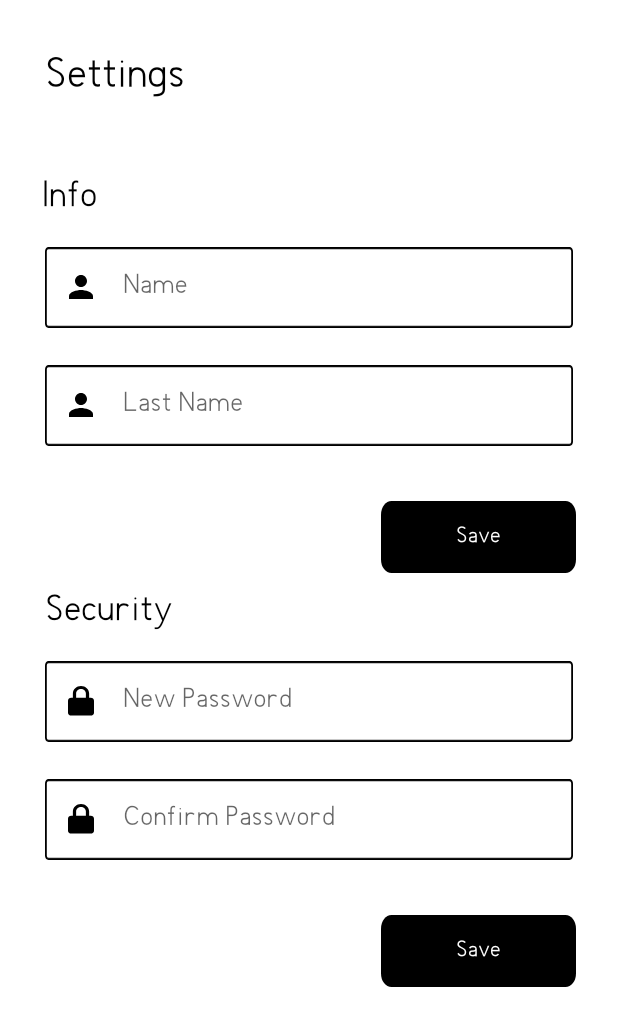
After one commit to iTarley/TBC_Course_Exam, an Android app: the SettingsFragment screen opened through its navigation route, on a phone screen of 412 x 824 dp. The commit adds this screen. Shown: the top 1026 px of the screen. Run offline under Robolectric (Android 15) with nearby library versions, the phone set to English and light mode, and no system bars; our stand-ins replace navigation-ui; 1 statement that could not run was skipped.

Commit message:
settings page + fixes

```diff
--- a/app/src/main/java/com/example/nlapp/ui/profile/ProfileFragment.kt
+++ b/app/src/main/java/com/example/nlapp/ui/profile/ProfileFragment.kt
@@ -43,6 +43,8 @@ class ProfileFragment : BaseFragment<ProfileFragmentBinding>(ProfileFragmentBind
     }
 
     override fun start() {
+        val activity = requireActivity() as? MainActivity
+        activity?.showNavBar()
         setUpUserInfo()
         setUpRecycler()
         listeners()
@@ -65,6 +67,10 @@ class ProfileFragment : BaseFragment<ProfileFragmentBinding>(ProfileFragmentBind
     private fun listeners() {
         binding.logOut.setOnClickListener {
             logOut()
+        }
+
+        binding.settings.setOnClickListener {
+            findNavController().navigate(ProfileFragmentDirections.actionProfileFragmentToSettingsFragment())
         }
         profileAdapter.clickCryptoItem = {
 
--- /dev/null
+++ b/app/src/main/java/com/example/nlapp/ui/settings/SettingsFragment.kt
@@ -0,0 +1,19 @@
+package com.example.nlapp.ui.settings
+
+import androidx.lifecycle.ViewModelProvider
+import android.os.Bundle
+import androidx.fragment.app.Fragment
+import android.view.LayoutInflater
+import android.view.View
+import android.view.ViewGroup
+import com.example.nlapp.R
+import com.example.nlapp.databinding.FragmentSettingsBinding
+import com.example.nlapp.ui.base.BaseFragment
+
+class SettingsFragment : BaseFragment<FragmentSettingsBinding>(FragmentSettingsBinding::inflate) {
+
+
+    override fun start() {
+
+    }
+}
--- a/app/src/main/res/layout/exchange_fragment.xml
+++ b/app/src/main/res/layout/exchange_fragment.xml
@@ -50,7 +50,7 @@
         android:layout_marginStart="30dp"
         android:layout_marginTop="35dp"
         android:fontFamily="@font/bpg_nino_mtavruli_normal"
-        android:text="Amount"
+        android:text="@string/amount"
         android:textColor="@color/black"
         android:textSize="26sp"
         app:layout_constraintStart_toStartOf="parent"
@@ -62,7 +62,7 @@
         android:layout_height="wrap_content"
         android:layout_marginStart="30dp"
         android:fontFamily="@font/bpg_nino_mtavruli_normal"
-        android:text="Result"
+        android:text="@string/result"
         android:textColor="@color/black"
         android:textSize="26sp"
         app:layout_constraintStart_toStartOf="parent"
--- a/app/src/main/res/layout/fragment_register.xml
+++ b/app/src/main/res/layout/fragment_register.xml
@@ -63,7 +63,7 @@
             android:layout_marginStart="30dp"
             android:layout_marginEnd="15dp"
             android:layout_weight="1"
-            android:hint="Name"
+            android:hint="@string/name"
             app:boxStrokeWidth="0dp"
             app:boxStrokeWidthFocused="0dp"
             app:endIconMode="clear_text"
@@ -82,7 +82,7 @@
                 android:layout_weight="1"
                 android:background="@drawable/text_box"
                 android:fontFamily="@font/bpg_nino_mtavruli_normal"
-                android:inputType="text"
+                android:inputType="textCapSentences"
                 android:singleLine="true"
                 android:textSize="16sp" />
 
@@ -96,7 +96,7 @@
             android:layout_marginStart="15dp"
             android:layout_marginEnd="30dp"
             android:layout_weight="1"
-            android:hint="Last Name"
+            android:hint="@string/lastname"
             app:boxStrokeWidth="0dp"
             app:boxStrokeWidthFocused="0dp"
             app:endIconMode="clear_text"
@@ -114,8 +114,7 @@
                 android:layout_height="wrap_content"
                 android:background="@drawable/text_box"
                 android:fontFamily="@font/bpg_nino_mtavruli_normal"
-                android:inputType="text"
-
+                android:inputType="textCapSentences"
                 android:singleLine="true"
                 android:textSize="16sp" />
 
@@ -184,7 +183,6 @@
             android:background="@drawable/text_box"
             android:fontFamily="@font/bpg_nino_mtavruli_normal"
             android:inputType="textPassword"
-
             android:singleLine="true"
             android:textSize="16sp" />
 
--- /dev/null
+++ b/app/src/main/res/layout/fragment_settings.xml
@@ -0,0 +1,236 @@
+<?xml version="1.0" encoding="utf-8"?>
+<androidx.constraintlayout.widget.ConstraintLayout xmlns:android="http://schemas.android.com/apk/res/android"
+    xmlns:tools="http://schemas.android.com/tools"
+    android:layout_width="match_parent"
+    android:layout_height="match_parent"
+    xmlns:app="http://schemas.android.com/apk/res-auto"
+    tools:context=".ui.settings.SettingsFragment">
+
+    <androidx.appcompat.widget.AppCompatTextView
+        android:id="@+id/textView"
+        android:layout_width="wrap_content"
+        android:layout_height="wrap_content"
+        android:layout_marginStart="30dp"
+        android:layout_marginTop="35dp"
+        android:fontFamily="@font/bpg_nino_mtavruli_normal"
+        android:text="@string/settings"
+        android:textColor="@color/black"
+        android:textSize="30sp"
+        app:layout_constraintStart_toStartOf="parent"
+        app:layout_constraintTop_toTopOf="parent" />
+
+
+    <androidx.appcompat.widget.AppCompatTextView
+        android:id="@+id/textView3"
+        android:layout_width="wrap_content"
+        android:layout_height="wrap_content"
+        android:layout_marginStart="28dp"
+        android:layout_marginTop="52dp"
+        android:fontFamily="@font/bpg_nino_mtavruli_normal"
+        android:text="@string/info"
+        android:textColor="@color/black"
+        android:textSize="26sp"
+        app:layout_constraintStart_toStartOf="parent"
+        app:layout_constraintTop_toBottomOf="@+id/textView" />
+
+    <com.google.android.material.textfield.TextInputLayout
+        android:id="@+id/nameInputLayout"
+        style="@style/Widget.MaterialComponents.TextInputLayout.FilledBox"
+        android:layout_width="match_parent"
+        android:layout_height="wrap_content"
+        android:layout_marginStart="30dp"
+        android:layout_marginTop="20dp"
+        android:layout_marginEnd="30dp"
+        android:hint="@string/name"
+        app:startIconDrawable="@drawable/ic_person_text"
+        app:boxStrokeWidth="0dp"
+        app:boxStrokeWidthFocused="0dp"
+        app:endIconMode="clear_text"
+        app:endIconTint="@color/black"
+        app:errorEnabled="true"
+        app:layout_constraintEnd_toEndOf="parent"
+        app:layout_constraintHorizontal_bias="0.0"
+        app:layout_constraintStart_toStartOf="parent"
+        app:layout_constraintTop_toBottomOf="@+id/textView3"
+        app:startIconTint="@color/black">
+
+        <com.google.android.material.textfield.TextInputEditText
+            android:id="@+id/nameEditText"
+            android:layout_width="match_parent"
+            android:layout_height="wrap_content"
+            android:background="@drawable/text_box"
+            android:fontFamily="@font/bpg_nino_mtavruli_normal"
+            android:inputType="textCapSentences"
+            android:maxLength="18"
+            android:singleLine="true"
+            android:textSize="19sp" />
+
+    </com.google.android.material.textfield.TextInputLayout>
+
+
+    <com.google.android.material.textfield.TextInputLayout
+        android:id="@+id/lastNameInputLayout"
+        style="@style/Widget.MaterialComponents.TextInputLayout.FilledBox"
+        android:layout_width="match_parent"
+        android:layout_height="wrap_content"
+        android:layout_marginStart="30dp"
+        android:layout_marginTop="4dp"
+        android:layout_marginEnd="30dp"
+        android:hint="@string/lastname"
+        app:startIconDrawable="@drawable/ic_person_text"
+        app:boxStrokeWidth="0dp"
+        app:boxStrokeWidthFocused="0dp"
+        app:endIconMode="clear_text"
+        app:endIconTint="@color/black"
+        app:errorEnabled="true"
+        app:layout_constraintEnd_toEndOf="parent"
+        app:layout_constraintHorizontal_bias="0.0"
+        app:layout_constraintStart_toStartOf="parent"
+        app:layout_constraintTop_toBottomOf="@+id/nameInputLayout"
+        app:startIconTint="@color/black">
+
+        <com.google.android.material.textfield.TextInputEditText
+            android:id="@+id/lastNameEditText"
+            android:layout_width="match_parent"
+            android:layout_height="wrap_content"
+            android:background="@drawable/text_box"
+            android:fontFamily="@font/bpg_nino_mtavruli_normal"
+            android:inputType="textCapSentences"
+            android:maxLength="18"
+            android:singleLine="true"
+            android:textSize="19sp" />
+
+    </com.google.android.material.textfield.TextInputLayout>
+
+
+    <androidx.appcompat.widget.AppCompatButton
+        android:id="@+id/saveBtn"
+        android:layout_width="wrap_content"
+        android:layout_height="wrap_content"
+        android:layout_alignParentStart="true"
+        android:layout_alignParentTop="true"
+        android:layout_marginTop="16dp"
+        android:layout_marginEnd="28dp"
+        android:background="@drawable/custom_button"
+        android:ems="7"
+        android:fontFamily="@font/bpg_nino_mtavruli_normal"
+        android:foreground="?android:attr/selectableItemBackground"
+        android:text="@string/save"
+        android:textAllCaps="false"
+        android:textColor="@color/white"
+        android:textSize="16sp"
+        android:theme="@android:style/ThemeOverlay.Material.Dark"
+        app:layout_constraintEnd_toEndOf="parent"
+        app:layout_constraintTop_toBottomOf="@+id/lastNameInputLayout" />
+
+
+<!--    -->
+
+    <androidx.appcompat.widget.AppCompatTextView
+        android:id="@+id/scTextView"
+        android:layout_width="wrap_content"
+        android:layout_height="wrap_content"
+        android:layout_marginStart="30dp"
+        android:layout_marginTop="12dp"
+        android:fontFamily="@font/bpg_nino_mtavruli_normal"
+        android:text="@string/security"
+        android:textColor="@color/black"
+        android:textSize="26sp"
+        app:layout_constraintStart_toStartOf="parent"
+        app:layout_constraintTop_toBottomOf="@id/saveBtn" />
+
+
+
+    <com.google.android.material.textfield.TextInputLayout
+        android:id="@+id/passwordInputLayout"
+        style="@style/Widget.MaterialComponents.TextInputLayout.FilledBox"
+        android:layout_width="match_parent"
+        android:layout_height="wrap_content"
+        android:layout_marginStart="30dp"
+        android:layout_marginTop="20dp"
+        android:layout_marginEnd="30dp"
+        android:hint="@string/newps"
+        app:startIconDrawable="@drawable/ic_lock"
+        app:boxStrokeWidth="0dp"
+        app:boxStrokeWidthFocused="0dp"
+        app:endIconMode="clear_text"
+        app:endIconTint="@color/black"
+        app:errorEnabled="true"
+        app:layout_constraintEnd_toEndOf="parent"
+        app:layout_constraintHorizontal_bias="0.0"
+        app:layout_constraintStart_toStartOf="parent"
+        app:layout_constraintTop_toBottomOf="@+id/scTextView"
+        app:startIconTint="@color/black">
+
+        <com.google.android.material.textfield.TextInputEditText
+            android:id="@+id/passwordEditText"
+            android:layout_width="match_parent"
+            android:layout_height="wrap_content"
+            android:background="@drawable/text_box"
+            android:fontFamily="@font/bpg_nino_mtavruli_normal"
+            android:inputType="textPassword"
+            android:maxLength="18"
+            android:singleLine="true"
+            android:textSize="19sp" />
+
+    </com.google.android.material.textfield.TextInputLayout>
+
+
+    <com.google.android.material.textfield.TextInputLayout
+        android:id="@+id/repeatPasswordInputLayout"
+        style="@style/Widget.MaterialComponents.TextInputLayout.FilledBox"
+        android:layout_width="match_parent"
+        android:layout_height="wrap_content"
+        android:layout_marginStart="30dp"
+        android:layout_marginTop="4dp"
+        android:layout_marginEnd="30dp"
+        android:hint="@string/confirmps"
+        app:startIconDrawable="@drawable/ic_lock"
+        app:boxStrokeWidth="0dp"
+        app:boxStrokeWidthFocused="0dp"
+        app:endIconMode="clear_text"
+        app:endIconTint="@color/black"
+        app:errorEnabled="true"
+        app:layout_constraintEnd_toEndOf="parent"
+        app:layout_constraintHorizontal_bias="0.0"
+        app:layout_constraintStart_toStartOf="parent"
+        app:layout_constraintTop_toBottomOf="@+id/passwordInputLayout"
+        app:startIconTint="@color/black">
+
+        <com.google.android.material.textfield.TextInputEditText
+            android:id="@+id/repeatPasswordEditText"
+            android:layout_width="match_parent"
+            android:layout_height="wrap_content"
+            android:background="@drawable/text_box"
+            android:fontFamily="@font/bpg_nino_mtavruli_normal"
+            android:inputType="textPassword"
+            android:maxLength="18"
+            android:singleLine="true"
+            android:textSize="19sp" />
+
+    </com.google.android.material.textfield.TextInputLayout>
+
+
+    <androidx.appcompat.widget.AppCompatButton
+        android:id="@+id/saveBtn2"
+        android:layout_width="wrap_content"
+        android:layout_height="wrap_content"
+        android:layout_alignParentStart="true"
+        android:layout_alignParentTop="true"
+        android:layout_marginTop="16dp"
+        android:layout_marginEnd="28dp"
+        android:background="@drawable/custom_button"
+        android:ems="7"
+        android:fontFamily="@font/bpg_nino_mtavruli_normal"
+        android:foreground="?android:attr/selectableItemBackground"
+        android:text="@string/save"
+        android:textAllCaps="false"
+        android:textColor="@color/white"
+        android:textSize="16sp"
+        android:theme="@android:style/ThemeOverlay.Material.Dark"
+        app:layout_constraintEnd_toEndOf="parent"
+        app:layout_constraintTop_toBottomOf="@+id/repeatPasswordInputLayout" />
+
+
+
+</androidx.constraintlayout.widget.ConstraintLayout>
--- a/app/src/main/res/layout/profile_fragment.xml
+++ b/app/src/main/res/layout/profile_fragment.xml
@@ -62,7 +62,7 @@
     <androidx.recyclerview.widget.RecyclerView
         android:id="@+id/favoritesRecycler"
         android:layout_width="match_parent"
-        android:layout_height="380dp"
+        android:layout_height="420dp"
         android:layout_marginTop="15dp"
         app:layout_constraintBottom_toTopOf="@+id/logOut"
         app:layout_constraintTop_toBottomOf="@+id/view"
--- a/app/src/main/res/navigation/nav_graph.xml
+++ b/app/src/main/res/navigation/nav_graph.xml
@@ -72,7 +72,14 @@
             app:popUpToInclusive="true" />
         <action
             android:id="@+id/action_profileFragment_to_favoriteCryptoFragment"
-            app:destination="@id/favoriteCryptoFragment" />
+            app:destination="@id/favoriteCryptoFragment"
+            app:enterAnim="@anim/open_anim"
+            app:popEnterAnim="@anim/back_anim" />
+        <action
+            android:id="@+id/action_profileFragment_to_settingsFragment"
+            app:destination="@id/settingsFragment"
+            app:enterAnim="@anim/open_anim"
+            app:popEnterAnim="@anim/back_anim" />
     </fragment>
     <fragment
         android:id="@+id/registerFragment"
@@ -119,4 +126,9 @@
             android:name="favoriteCryptoItem"
             app:argType="com.example.nlapp.model.CryptoDataItem" />
     </fragment>
+    <fragment
+        android:id="@+id/settingsFragment"
+        android:name="com.example.nlapp.ui.settings.SettingsFragment"
+        android:label="fragment_settings"
+        tools:layout="@layout/fragment_settings" />
 </navigation>
--- a/app/src/main/res/values/strings.xml
+++ b/app/src/main/res/values/strings.xml
@@ -39,8 +39,8 @@
     <string name="resultExchange"> %1$s  %2$s</string>
     <string name="search">Search</string>
     <string name="coin_list">Coin List</string>
-    <string name="lastname">lastName</string>
-    <string name="name">name</string>
+    <string name="lastname">Last Name</string>
+    <string name="name">Name</string>
     <string name="lastupdate">LastUpdate:</string>
     <string name="today_s_pricechange">Today\'s PriceChange:</string>
     <string name="today_s_low">Today\'s Low:</string>
@@ -50,4 +50,10 @@
     <string name="add_to_favorites">Add To Favorites</string>
     <string name="added">Successfully added</string>
     <string name="removed">Successfully removed</string>
+    <string name="settings">Settings</string>
+    <string name="info">Info</string>
+    <string name="save">Save</string>
+    <string name="security">Security</string>
+    <string name="newps">New Password</string>
+    <string name="confirmps">Confirm Password</string>
 </resources>
```
